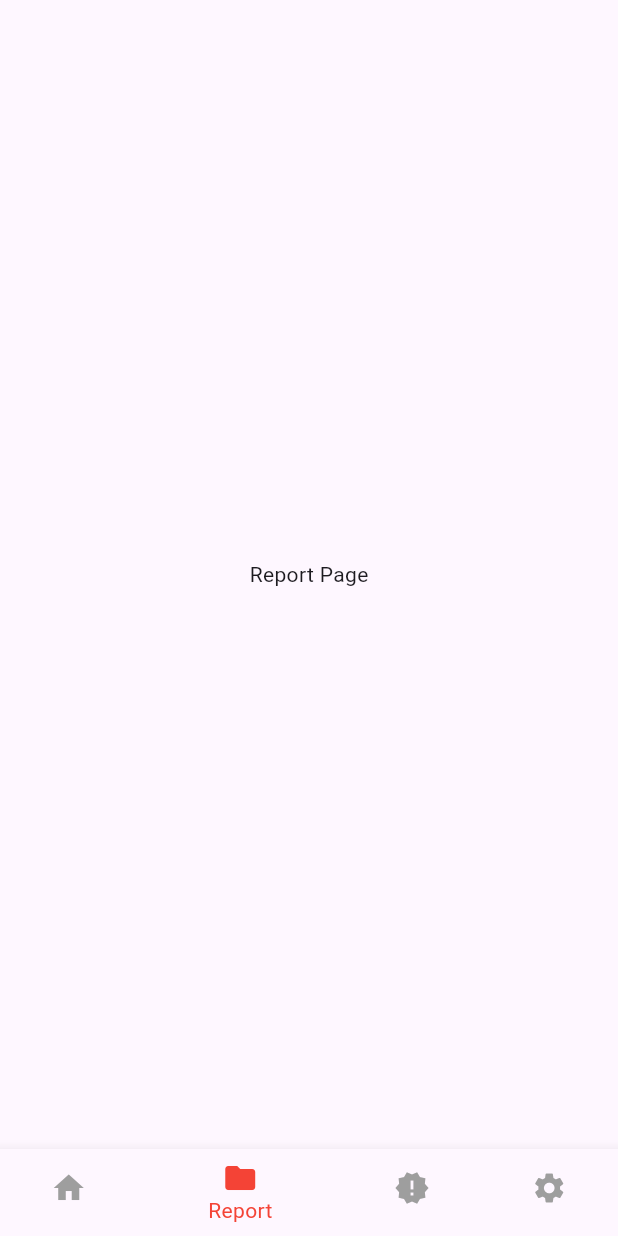
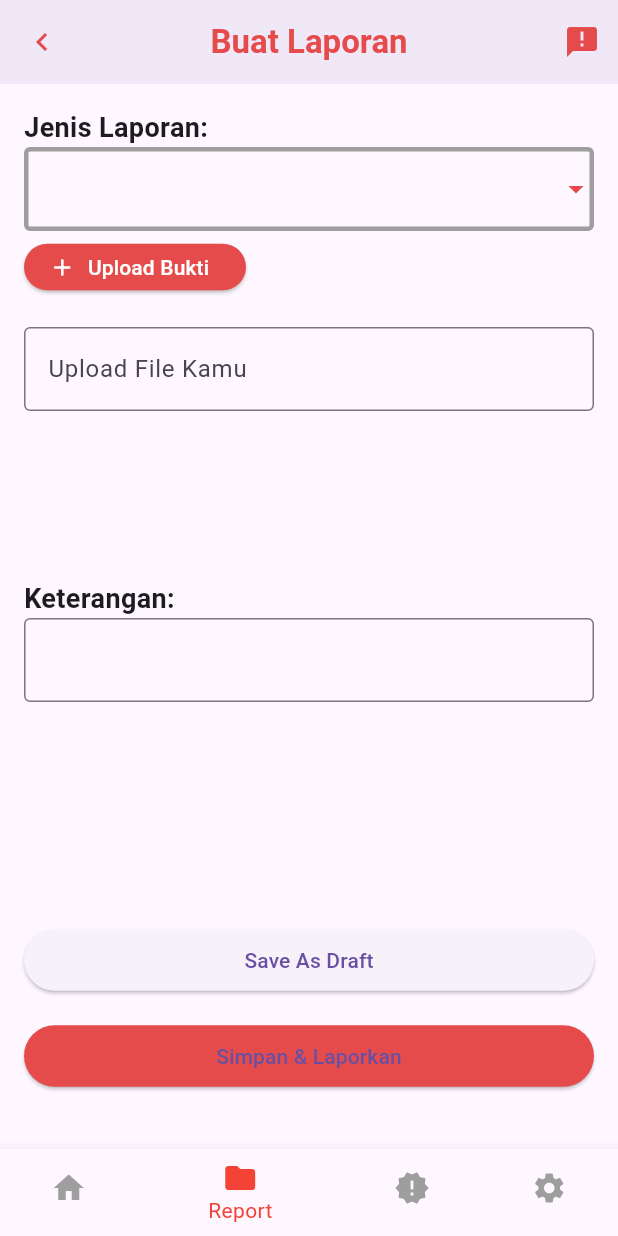
Before and after one commit to tangguhlaks/ayolapor-mobile, a Flutter app: the Home screen opened directly, item 2 of the bottom bar chosen, on a phone screen of 412 x 824 dp. Run offline on Flutter 3.47's test engine with Material 3 defaults, Android fonts, the phone set to English and light mode, and no system bars; our stand-ins replace shared_preferences; accounts and stored records are empty.

Commit message:
reportpage

```diff
--- a/lib/home.dart
+++ b/lib/home.dart
@@ -1,6 +1,6 @@
+import 'package:ayolapor/reportpage.dart';
 import 'package:flutter/material.dart';
 import 'package:shared_preferences/shared_preferences.dart';
-import 'homepage.dart'; // Import the HomePage widget from homepage.dart
 
 void main() {
   runApp(MyApp());
@@ -40,7 +40,7 @@ class _HomeState extends State<Home> {
 
   static List<Widget> _widgetOptions(String username) => <Widget>[
         Text(username),
-        Text('Report Page'),
+        ReportPage(),
         Text('News Page'),
         Text('Setting Page'),
       ];
--- /dev/null
+++ b/lib/reportpage.dart
@@ -0,0 +1,146 @@
+import 'package:flutter/material.dart';
+
+class ReportPage extends StatefulWidget {
+  @override
+  _ReportPageState createState() => _ReportPageState();
+}
+
+class _ReportPageState extends State<ReportPage> {
+  List<String> items = ['Pelecehan', 'Seksual', 'Bullying'];
+  String? selectedItem;
+
+  @override
+  Widget build(BuildContext context) {
+    return Scaffold(
+      appBar: AppBar(
+        title: const Text(
+          'Buat Laporan',
+          style: TextStyle(
+              color: Color.fromARGB(255, 229, 75, 75),
+              fontWeight: FontWeight.bold),
+        ),
+        centerTitle: true,
+        leading: IconButton(
+          icon: Icon(Icons.keyboard_arrow_left,
+              color: Color.fromARGB(255, 229, 75, 75), size: 24),
+          onPressed: () {},
+        ),
+        actions: <Widget>[
+          IconButton(
+            icon: Icon(Icons.announcement,
+                color: Color.fromARGB(255, 229, 75, 75), size: 24),
+            onPressed: () {},
+          )
+        ],
+        elevation: 4,
+      ),
+      body: Column(
+        crossAxisAlignment: CrossAxisAlignment.start,
+        children: <Widget>[
+          Padding(
+            padding: const EdgeInsets.all(16.0),
+            child: Column(
+              crossAxisAlignment: CrossAxisAlignment.start,
+              children: <Widget>[
+                Text(
+                  'Jenis Laporan:',
+                  style: TextStyle(fontSize: 18, fontWeight: FontWeight.bold),
+                ),
+                DropdownButtonFormField<String>(
+                  iconEnabledColor: Color.fromARGB(255, 229, 75, 75),
+                  decoration: InputDecoration(
+                    enabledBorder: OutlineInputBorder(
+                      borderRadius: BorderRadius.circular(4),
+                      borderSide: BorderSide(width: 3, color: Colors.grey),
+                    ),
+                  ),
+                  value: selectedItem,
+                  items: items
+                      .map((item) => DropdownMenuItem<String>(
+                            value: item,
+                            child: Text(item,
+                                style: TextStyle(
+                                    fontSize: 20,
+                                    color: Color.fromARGB(255, 229, 75, 75))),
+                          ))
+                      .toList(),
+                  onChanged: (item) {
+                    setState(() {
+                      selectedItem = item;
+                    });
+                  },
+                ),
+                Align(
+                  alignment: Alignment.centerLeft,
+                  child: ElevatedButton.icon(
+                    onPressed: () {
+                      // Implement your button action here
+                    },
+                    icon: Icon(Icons.add, color: Colors.white),
+                    label: Text('Upload Bukti',
+                        style: TextStyle(color: Colors.white)),
+                    style: ButtonStyle(
+                      minimumSize:
+                          MaterialStateProperty.all<Size>(Size(148, 31)),
+                      backgroundColor: MaterialStateProperty.all<Color>(
+                          const Color.fromARGB(255, 229, 75, 75)),
+                    ),
+                  ),
+                ),
+                SizedBox(height: 16),
+                TextField(
+                  decoration: InputDecoration(
+                    border: OutlineInputBorder(),
+                    hintText: 'Upload File Kamu',
+                  ),
+                ),
+                SizedBox(
+                  height: 112,
+                  width: 358,
+                ),
+                Text(
+                  'Keterangan:',
+                  style: TextStyle(fontSize: 18, fontWeight: FontWeight.bold),
+                ),
+                TextField(
+                  decoration: InputDecoration(
+                    border: OutlineInputBorder(),
+                  ),
+                ),
+                SizedBox(
+                  height: 132,
+                  width: 358,
+                ),
+                SizedBox(height: 16),
+                ElevatedButton(
+                  onPressed: () {
+                    // Implement your first button action here
+                  },
+                  child: Text('Save As Draft'),
+                  style: ButtonStyle(
+                    minimumSize:
+                          MaterialStateProperty.all<Size>(Size(541, 41)),
+                  ),
+                ),
+                SizedBox(height: 16),
+                ElevatedButton(
+                  onPressed: () {
+                    // Implement your second button action here
+                  },
+                  child: Text('Simpan & Laporkan'),
+                  style: ButtonStyle(
+                    minimumSize:
+                          MaterialStateProperty.all<Size>(Size(541, 41)),
+                    backgroundColor: MaterialStateProperty.all<Color>(
+                      const Color.fromARGB(255, 229, 75, 75), // Warna oranye
+                    ),
+                  ),
+                ),
+              ],
+            ),
+          )
+        ],
+      ),
+    );
+  }
+}
```
Also changed, not shown: pubspec.lock.
